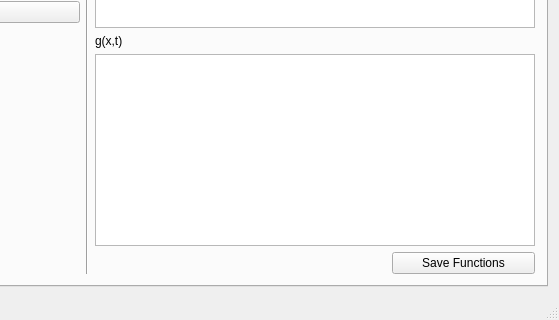
Qt form mainwindow.ui (msis/bubbibex) before a commit; both pictures show x 241 to 800 and y 286 to 606 of the 800 by 606 pixel window.
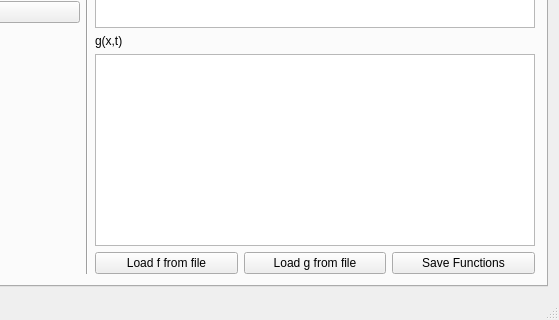
The same form after that commit. Custom widgets are drawn as their Qt base class.

Patch:
```diff
--- a/mainwindow.ui
+++ b/mainwindow.ui
@@ -7,7 +7,7 @@
     <x>0</x>
     <y>0</y>
     <width>800</width>
-    <height>600</height>
+    <height>604</height>
    </rect>
   </property>
   <property name="windowTitle">
@@ -395,6 +395,20 @@
           </property>
          </widget>
         </item>
+        <item row="6" column="2">
+         <widget class="QPushButton" name="loadfFromFile">
+          <property name="text">
+           <string>Load f from file</string>
+          </property>
+         </widget>
+        </item>
+        <item row="6" column="3">
+         <widget class="QPushButton" name="loadgFromFile">
+          <property name="text">
+           <string>Load g from file</string>
+          </property>
+         </widget>
+        </item>
        </layout>
       </widget>
      </widget>
```
Left out of the diff: 2 changed lines with no effect on the pictures.
